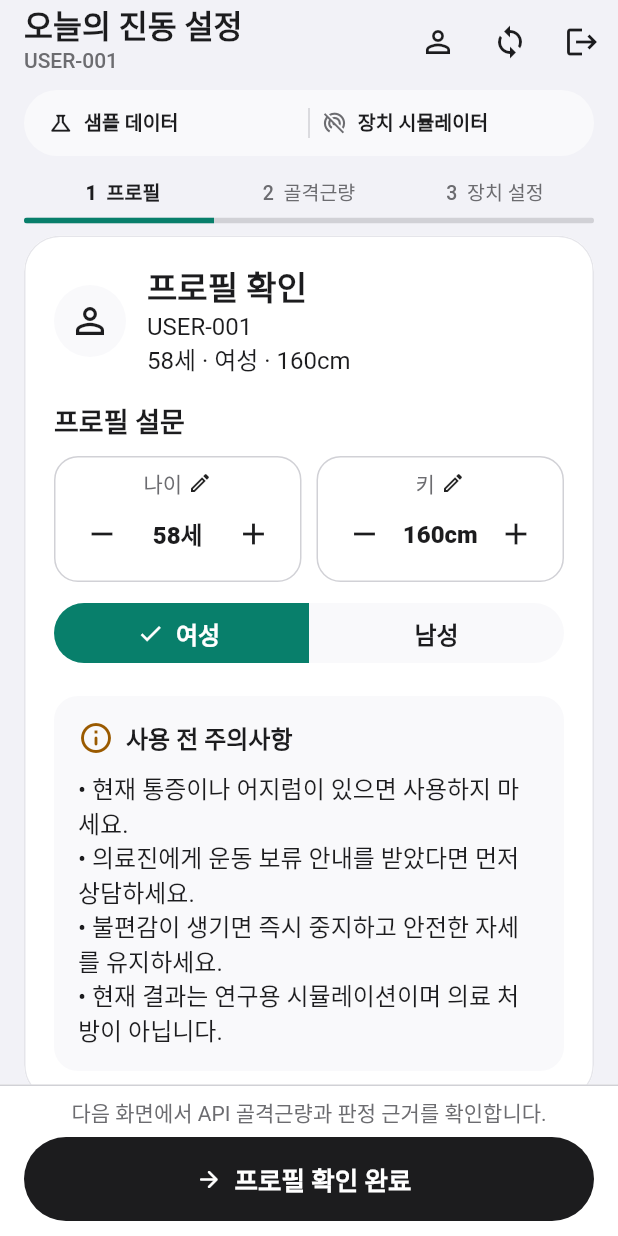
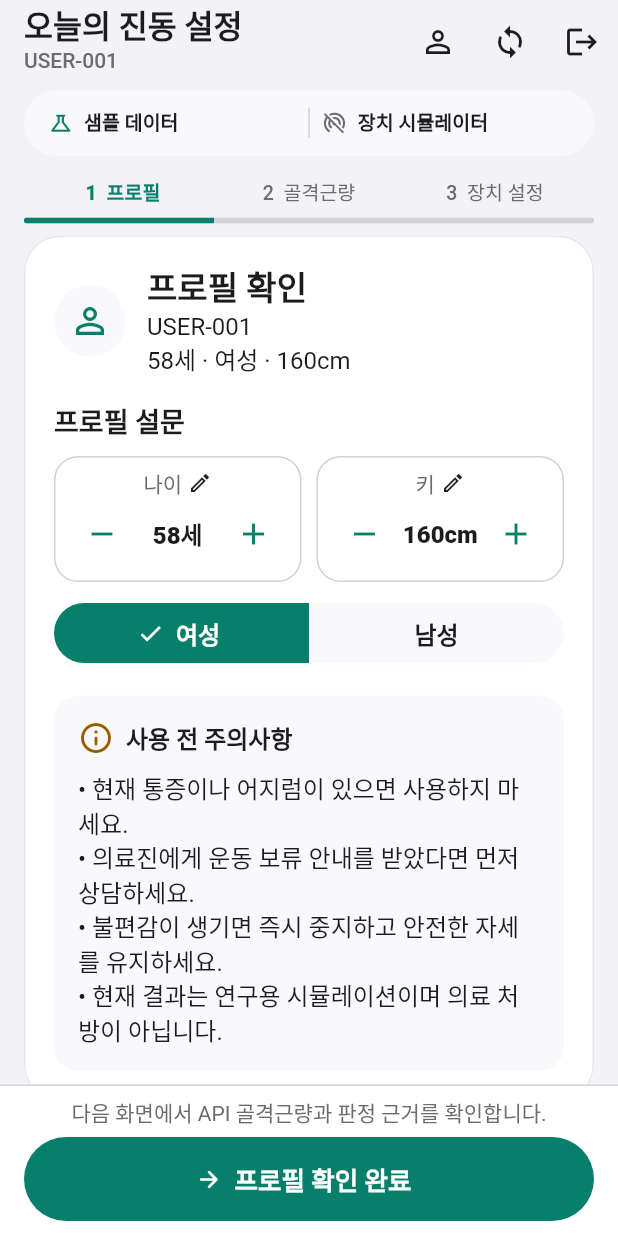
Before and after one commit to Dowon-Kang/vibecare-pilot, a Flutter app: the screen it shows after launch, after a tap on "중간 근육량", after a tap on "높은 근육량", after a tap on "로그인", on a phone screen of 412 x 824 dp. Run offline on Flutter 3.47's test engine with Material 3 defaults, Android fonts, the phone set to English and light mode, and no system bars; our stand-ins replace dio, flutter_riverpod, flutter_secure_storage.

Commit message:
fix: apply VibeCare teal to interactive accents

```diff
--- a/mobile-app/lib/screens/pilot_control_components.dart
+++ b/mobile-app/lib/screens/pilot_control_components.dart
@@ -210,7 +210,7 @@ class _PrimaryActionBar extends ConsumerWidget {
                 style: FilledButton.styleFrom(
                   backgroundColor: state.isRunning
                       ? AppColors.danger
-                      : AppColors.ink,
+                      : AppColors.brand,
                   minimumSize: const Size.fromHeight(56),
                 ),
               ),
@@ -419,7 +419,7 @@ class _SafetySettings extends ConsumerWidget {
                     backgroundColor: value == answer
                         ? answer
                               ? AppColors.danger
-                              : AppColors.ink
+                              : AppColors.brand
                         : Colors.transparent,
                     foregroundColor: value == answer
                         ? AppColors.canvas
--- a/mobile-app/lib/screens/pilot_dashboard_components.dart
+++ b/mobile-app/lib/screens/pilot_dashboard_components.dart
@@ -9,7 +9,7 @@ class _BrandMark extends StatelessWidget {
       width: 56,
       height: 56,
       decoration: BoxDecoration(
-        color: AppColors.ink,
+        color: AppColors.brand,
         borderRadius: AppRadius.squircle(56),
       ),
       child: const Icon(Icons.vibration, size: 28, color: AppColors.canvas),
@@ -101,7 +101,7 @@ class _JourneyProgress extends StatelessWidget {
                             ? FontWeight.w800
                             : FontWeight.w500,
                         color: index == current.index
-                            ? AppColors.ink
+                            ? AppColors.brand
                             : AppColors.muted,
                       ),
                     ),
@@ -135,7 +135,7 @@ class _StatusItem extends StatelessWidget {
   @override
   Widget build(BuildContext context) => Row(
     children: [
-      Icon(icon, size: 17, color: positive ? AppColors.ink : AppColors.muted),
+      Icon(icon, size: 17, color: positive ? AppColors.brand : AppColors.muted),
       const SizedBox(width: 7),
       Flexible(
         child: Text(
@@ -239,7 +239,7 @@ class _PulseDot extends StatelessWidget {
     height: 12,
     decoration: const BoxDecoration(
       shape: BoxShape.circle,
-      color: AppColors.ink,
+      color: AppColors.brand,
     ),
   );
 }
--- a/mobile-app/lib/screens/pilot_detail_components.dart
+++ b/mobile-app/lib/screens/pilot_detail_components.dart
@@ -265,7 +265,7 @@ class _ProfileFact extends StatelessWidget {
     ),
     child: Column(
       children: [
-        Icon(icon, size: 20, color: AppColors.ink),
+        Icon(icon, size: 20, color: AppColors.brand),
         const SizedBox(height: 5),
         Text(label, style: Theme.of(context).textTheme.bodySmall),
         const SizedBox(height: 2),
@@ -496,7 +496,7 @@ class _MeasurementComparisonRow extends StatelessWidget {
               child: Text(
                 '$index',
                 style: const TextStyle(
-                  color: AppColors.ink,
+                  color: AppColors.brand,
                   fontWeight: FontWeight.w800,
                 ),
               ),
@@ -965,7 +965,7 @@ class _VitalCard extends StatelessWidget {
             style: Theme.of(context).textTheme.labelMedium?.copyWith(
               color: apiLevel == null
                   ? Theme.of(context).colorScheme.onSurfaceVariant
-                  : AppColors.ink,
+                  : AppColors.brand,
               fontWeight: apiLevel == null
                   ? FontWeight.normal
                   : FontWeight.w800,
--- a/mobile-app/lib/screens/pilot_feedback_wizard.dart
+++ b/mobile-app/lib/screens/pilot_feedback_wizard.dart
@@ -125,7 +125,7 @@ class _FeedbackWizardState extends ConsumerState<_FeedbackWizard> {
           const Icon(
             Icons.check_circle_outline_rounded,
             size: 48,
-            color: AppColors.ink,
+            color: AppColors.brand,
           ),
           const SizedBox(height: 16),
           Text(
--- a/mobile-app/lib/screens/pilot_onboarding_components.dart
+++ b/mobile-app/lib/screens/pilot_onboarding_components.dart
@@ -26,7 +26,7 @@ class _FirstLoginProfileCard extends StatelessWidget {
               const CircleAvatar(
                 radius: 24,
                 backgroundColor: AppColors.canvasSoft,
-                foregroundColor: AppColors.ink,
+                foregroundColor: AppColors.brand,
                 child: Icon(Icons.person_outline, size: 28),
               ),
               const SizedBox(width: 14),
@@ -442,7 +442,7 @@ class _SkeletalMuscleMeasurementCard extends StatelessWidget {
               key: const ValueKey('skeletal-muscle-level'),
               style: Theme.of(
                 context,
-              ).textTheme.titleMedium?.copyWith(color: AppColors.ink),
+              ).textTheme.titleMedium?.copyWith(color: AppColors.brand),
             ),
             const SizedBox(height: 4),
             Text(
@@ -459,7 +459,7 @@ class _SkeletalMuscleMeasurementCard extends StatelessWidget {
                       height: 10,
                       decoration: BoxDecoration(
                         color: index <= levelIndex
-                            ? AppColors.ink
+                            ? AppColors.brand
                             : AppColors.hairline,
                         borderRadius: BorderRadius.circular(10),
                       ),
@@ -584,7 +584,7 @@ class _MeasurementStepStatusPanel extends StatelessWidget {
                   outsideCount == 0 ? '모두 중간' : '기준 범위 밖 $outsideCount개',
                   key: const ValueKey('measurement-step-status-summary'),
                   style: const TextStyle(
-                    color: AppColors.ink,
+                    color: AppColors.brand,
                     fontSize: 13,
                     fontWeight: FontWeight.w700,
                   ),
--- a/mobile-app/lib/screens/pilot_screen.dart
+++ b/mobile-app/lib/screens/pilot_screen.dart
@@ -397,7 +397,7 @@ class _PilotScreenState extends ConsumerState<PilotScreen>
                                 const Icon(
                                   Icons.check_circle_outline,
                                   size: 19,
-                                  color: AppColors.ink,
+                                  color: AppColors.brand,
                                 ),
                                 const SizedBox(width: 8),
                                 Expanded(
--- a/mobile-app/lib/theme/app_theme.dart
+++ b/mobile-app/lib/theme/app_theme.dart
@@ -208,7 +208,7 @@ abstract final class AppTheme {
       ),
       iconButtonTheme: IconButtonThemeData(
         style: IconButton.styleFrom(
-          foregroundColor: AppColors.ink,
+          foregroundColor: AppColors.brand,
           disabledForegroundColor: AppColors.faint,
           minimumSize: pillMinimumSize,
         ),
@@ -279,11 +279,11 @@ abstract final class AppTheme {
         space: 1,
       ),
       listTileTheme: const ListTileThemeData(
-        iconColor: AppColors.ink,
+        iconColor: AppColors.brand,
         textColor: AppColors.ink,
       ),
       expansionTileTheme: const ExpansionTileThemeData(
-        iconColor: AppColors.ink,
+        iconColor: AppColors.brand,
         collapsedIconColor: AppColors.muted,
         textColor: AppColors.ink,
         collapsedTextColor: AppColors.ink,
```
